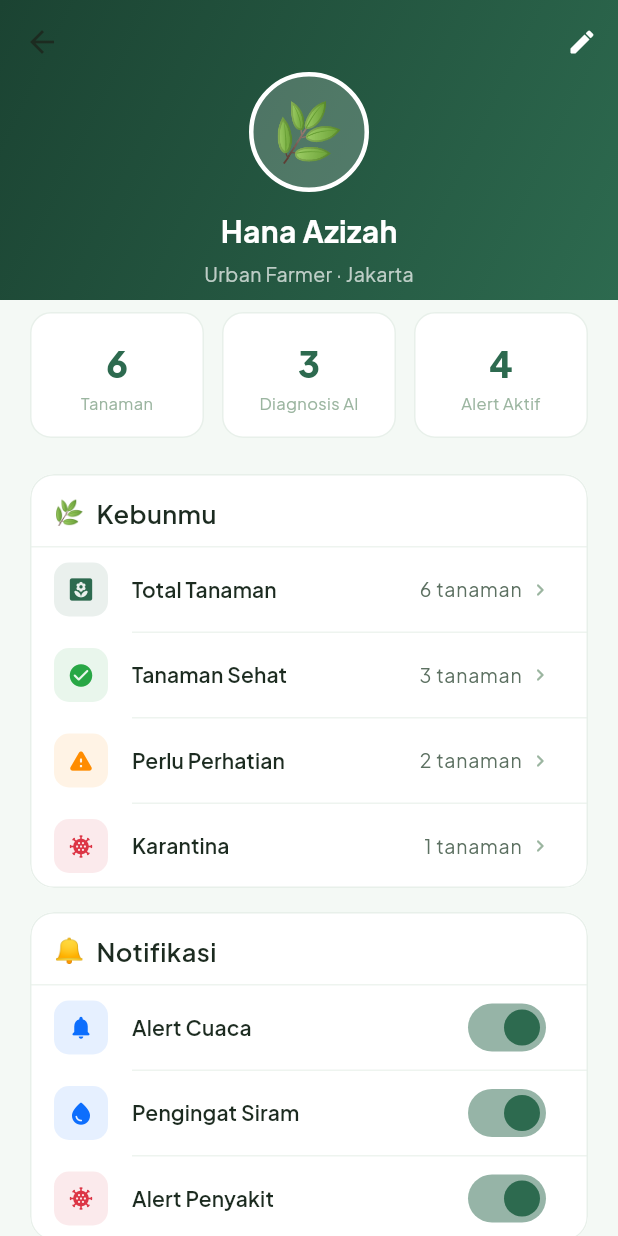
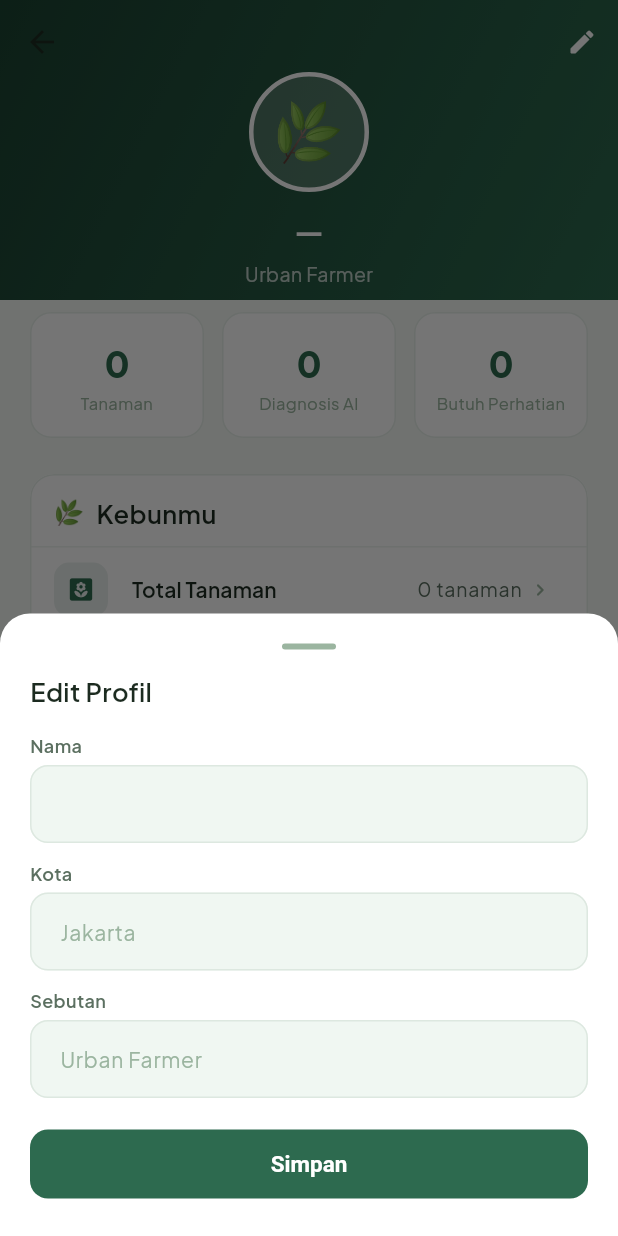
Before and after one commit to citylighxts/urban_leaf, a Flutter app: the ProfilePage screen opened directly, after a tap on the "edit" icon, on a phone screen of 412 x 824 dp. Run offline on Flutter 3.47's test engine with Material 3 defaults, Android fonts, the phone set to English and light mode, and no system bars; our stand-ins replace cloud_firestore, firebase_auth, firebase_core, firebase_crashlytics, geocoding, geolocator and 2 more; accounts and stored records are empty.

Commit message:
feat: implement user profile management with fetching and updating functionality

```diff
--- a/lib/pages/profile/profile_page.dart
+++ b/lib/pages/profile/profile_page.dart
@@ -1,13 +1,71 @@
 import 'package:flutter/material.dart';
-import '../../core/constants/dummy_data.dart';
 import '../../core/theme/app_colors.dart';
 import '../../core/theme/app_text_styles.dart';
+import '../../models/plant_model.dart';
+import '../../pages/kebunku/kebunku_page.dart';
+import '../../services/plant_firestore_service.dart';
+import '../../services/user_profile_service.dart';
 
-class ProfilePage extends StatelessWidget {
+class ProfilePage extends StatefulWidget {
   const ProfilePage({super.key});
 
   @override
+  State<ProfilePage> createState() => _ProfilePageState();
+}
+
+class _ProfilePageState extends State<ProfilePage> {
+  final _profileService = UserProfileService();
+  final _plantService = PlantFirestoreService();
+
+  UserProfile? _profile;
+  bool _profileLoading = true;
+
+  @override
+  void initState() {
+    super.initState();
+    _loadProfile();
+  }
+
+  Future<void> _loadProfile() async {
+    final profile = await _profileService.fetchProfile();
+    if (mounted) setState(() { _profile = profile; _profileLoading = false; });
+  }
+
+  Future<void> _showEditSheet() async {
+    final p = _profile;
+    if (p == null) return;
+
+    await showModalBottomSheet(
+      context: context,
+      isScrollControlled: true,
+      shape: const RoundedRectangleBorder(
+        borderRadius: BorderRadius.vertical(top: Radius.circular(20)),
+      ),
+      builder: (_) => _EditProfileSheet(
+        initialName: p.displayName,
+        initialCity: p.city,
+        initialTitle: p.title,
+        onSave: (name, city, title) => _profileService.updateProfile(
+          displayName: name,
+          city: city,
+          title: title,
+        ),
+      ),
+    );
+
+    await _loadProfile();
+  }
+
+  @override
   Widget build(BuildContext context) {
+    return StreamBuilder<List<PlantModel>>(
+      stream: _plantService.watchPlants(),
+      builder: (context, snapshot) {
+        final plants = snapshot.data ?? const [];
+        final healthyCount      = plants.where((p) => p.status == PlantStatus.healthy).length;
+        final attentionCount    = plants.where((p) => p.status == PlantStatus.needsAttention).length;
+        final quarantineCount   = plants.where((p) => p.status == PlantStatus.quarantine).length;
+
         return Scaffold(
           backgroundColor: AppColors.background,
           body: CustomScrollView(
@@ -19,7 +77,11 @@ class ProfilePage extends StatelessWidget {
                   child: Column(
                     children: [
                       const SizedBox(height: 8),
-                  _StatsRow(),
+                      _StatsRow(
+                        plantCount: plants.length,
+                        diagnosisCount: 0,
+                        alertCount: attentionCount + quarantineCount,
+                      ),
                       const SizedBox(height: 24),
                       _SectionCard(
                         title: 'Kebunmu',
@@ -28,27 +90,31 @@ class ProfilePage extends StatelessWidget {
                           _ProfileTile(
                             icon: Icons.yard_rounded,
                             label: 'Total Tanaman',
-                        value: '${DummyData.plants.length} tanaman',
+                            value: '${plants.length} tanaman',
                             color: AppColors.primary,
+                            onTap: _goToKebunku,
                           ),
                           _ProfileTile(
                             icon: Icons.check_circle_rounded,
                             label: 'Tanaman Sehat',
-                        value: '${DummyData.healthyCount} tanaman',
+                            value: '$healthyCount tanaman',
                             color: AppColors.healthy,
+                            onTap: _goToKebunku,
                           ),
                           _ProfileTile(
                             icon: Icons.warning_rounded,
                             label: 'Perlu Perhatian',
-                        value: '${DummyData.needsAttentionCount} tanaman',
+                            value: '$attentionCount tanaman',
                             color: AppColors.needsAttention,
+                            onTap: _goToKebunku,
                           ),
                           _ProfileTile(
                             icon: Icons.coronavirus_rounded,
                             label: 'Karantina',
-                        value: '${DummyData.quarantineCount} tanaman',
+                            value: '$quarantineCount tanaman',
                             color: AppColors.quarantine,
                             isLast: true,
+                            onTap: _goToKebunku,
                           ),
                         ],
                       ),
@@ -79,32 +145,6 @@ class ProfilePage extends StatelessWidget {
                         ],
                       ),
                       const SizedBox(height: 16),
-                  _SectionCard(
-                    title: 'Pengaturan',
-                    icon: '⚙️',
-                    children: [
-                      _ProfileTile(
-                        icon: Icons.location_on_rounded,
-                        label: 'Lokasi',
-                        value: 'Kebayoran Baru, Jakarta',
-                        color: AppColors.primary,
-                      ),
-                      _ProfileTile(
-                        icon: Icons.thermostat_rounded,
-                        label: 'Satuan Suhu',
-                        value: 'Celsius (°C)',
-                        color: AppColors.textSecondary,
-                      ),
-                      _ProfileTile(
-                        icon: Icons.language_rounded,
-                        label: 'Bahasa',
-                        value: 'Indonesia',
-                        color: AppColors.textSecondary,
-                        isLast: true,
-                      ),
-                    ],
-                  ),
-                  const SizedBox(height: 16),
                       _SdgBadgesCard(),
                       const SizedBox(height: 32),
                     ],
@@ -114,9 +154,23 @@ class ProfilePage extends StatelessWidget {
             ],
           ),
         );
+      },
+    );
+  }
+
+  void _goToKebunku() {
+    Navigator.push(
+      context,
+      MaterialPageRoute(builder: (_) => const KebunkuPage()),
+    );
   }
 
   Widget _buildAppBar() {
+    final name  = _profile?.displayName ?? '';
+    final city  = _profile?.city ?? '';
+    final title = _profile?.title ?? '';
+    final subtitle = [title, city].where((s) => s.isNotEmpty).join(' · ');
+
     return SliverAppBar(
       expandedHeight: 200,
       pinned: true,
@@ -132,7 +186,7 @@ class ProfilePage extends StatelessWidget {
                 width: 80,
                 height: 80,
                 decoration: BoxDecoration(
-                  color: Colors.white.withOpacity(0.2),
+                  color: Colors.white.withValues(alpha: 0.2),
                   shape: BoxShape.circle,
                   border: Border.all(color: Colors.white, width: 3),
                 ),
@@ -141,9 +195,14 @@ class ProfilePage extends StatelessWidget {
                 ),
               ),
               const SizedBox(height: 12),
-              const Text(
-                'Hana Azizah',
-                style: TextStyle(
+              _profileLoading
+                  ? const SizedBox(
+                      height: 20, width: 20,
+                      child: CircularProgressIndicator(color: Colors.white54, strokeWidth: 2),
+                    )
+                  : Text(
+                      name.isNotEmpty ? name : '—',
+                      style: const TextStyle(
                         color: Colors.white,
                         fontSize: 20,
                         fontWeight: FontWeight.w700,
@@ -151,9 +210,9 @@ class ProfilePage extends StatelessWidget {
                     ),
               const SizedBox(height: 4),
               Text(
-                'Urban Farmer · Jakarta',
+                subtitle.isNotEmpty ? subtitle : 'Urban Farmer',
                 style: TextStyle(
-                  color: Colors.white.withOpacity(0.7),
+                  color: Colors.white.withValues(alpha: 0.7),
                   fontSize: 13,
                 ),
               ),
@@ -164,7 +223,131 @@ class ProfilePage extends StatelessWidget {
       actions: [
         IconButton(
           icon: const Icon(Icons.edit_rounded, color: Colors.white, size: 20),
-          onPressed: () {},
+          onPressed: _showEditSheet,
+        ),
+      ],
+    );
+  }
+}
+
+// ── Widgets ───────────────────────────────────────────────────────────────────
+
+class _EditProfileSheet extends StatefulWidget {
+  final String initialName;
+  final String initialCity;
+  final String initialTitle;
+  final Future<void> Function(String name, String city, String title) onSave;
+
+  const _EditProfileSheet({
+    required this.initialName,
+    required this.initialCity,
+    required this.initialTitle,
+    required this.onSave,
+  });
+
+  @override
+  State<_EditProfileSheet> createState() => _EditProfileSheetState();
+}
+
+class _EditProfileSheetState extends State<_EditProfileSheet> {
+  late final TextEditingController _nameCtrl;
+  late final TextEditingController _cityCtrl;
+  late final TextEditingController _titleCtrl;
+  bool _saving = false;
+
+  @override
+  void initState() {
+    super.initState();
+    _nameCtrl  = TextEditingController(text: widget.initialName);
+    _cityCtrl  = TextEditingController(text: widget.initialCity);
+    _titleCtrl = TextEditingController(text: widget.initialTitle);
+  }
+
+  @override
+  void dispose() {
+    _nameCtrl.dispose();
+    _cityCtrl.dispose();
+    _titleCtrl.dispose();
+    super.dispose();
+  }
+
+  Future<void> _handleSave() async {
+    FocusScope.of(context).unfocus();
+    setState(() => _saving = true);
+    try {
+      await widget.onSave(_nameCtrl.text, _cityCtrl.text, _titleCtrl.text);
+      if (mounted) Navigator.pop(context);
+    } catch (_) {
+      if (mounted) setState(() => _saving = false);
+    }
+  }
+
+  @override
+  Widget build(BuildContext context) {
+    return Padding(
+      padding: EdgeInsets.fromLTRB(
+        20, 20, 20,
+        MediaQuery.of(context).viewInsets.bottom + 24,
+      ),
+      child: Column(
+        mainAxisSize: MainAxisSize.min,
+        crossAxisAlignment: CrossAxisAlignment.start,
+        children: [
+          Center(
+            child: Container(
+              width: 36, height: 4,
+              decoration: BoxDecoration(
+                color: AppColors.textHint,
+                borderRadius: BorderRadius.circular(2),
+              ),
+            ),
+          ),
+          const SizedBox(height: 16),
+          const Text('Edit Profil', style: AppTextStyles.headingSmall),
+          const SizedBox(height: 16),
+          _EditField(label: 'Nama', controller: _nameCtrl),
+          const SizedBox(height: 12),
+          _EditField(label: 'Kota', controller: _cityCtrl, hint: 'Jakarta'),
+          const SizedBox(height: 12),
+          _EditField(label: 'Sebutan', controller: _titleCtrl, hint: 'Urban Farmer'),
+          const SizedBox(height: 20),
+          SizedBox(
+            width: double.infinity,
+            child: ElevatedButton(
+              onPressed: _saving ? null : _handleSave,
+              child: _saving
+                  ? const SizedBox(
+                      height: 18, width: 18,
+                      child: CircularProgressIndicator(strokeWidth: 2),
+                    )
+                  : const Text('Simpan'),
+            ),
+          ),
+        ],
+      ),
+    );
+  }
+}
+
+class _EditField extends StatelessWidget {
+  final String label;
+  final TextEditingController controller;
+  final String? hint;
+
+  const _EditField({required this.label, required this.controller, this.hint});
+
+  @override
+  Widget build(BuildContext context) {
+    return Column(
+      crossAxisAlignment: CrossAxisAlignment.start,
+      children: [
+        Text(label,
+            style: const TextStyle(
+                fontSize: 12, fontWeight: FontWeight.w600, color: AppColors.textSecondary)),
+        const SizedBox(height: 4),
+        TextField(
+          controller: controller,
+          decoration: InputDecoration(hintText: hint),
         ),
       ],
     );
@@ -172,17 +355,25 @@ class ProfilePage extends StatelessWidget {
 }
 
 class _StatsRow extends StatelessWidget {
+  final int plantCount;
+  final int diagnosisCount;
+  final int alertCount;
+
+  const _StatsRow({
+    required this.plantCount,
+    required this.diagnosisCount,
+    required this.alertCount,
+  });
+
   @override
   Widget build(BuildContext context) {
     return Row(
       children: [
-        _StatBox(value: '${DummyData.plants.length}', label: 'Tanaman'),
+        _StatBox(value: '$plantCount', label: 'Tanaman'),
         const SizedBox(width: 12),
-        _StatBox(
-            value: '${DummyData.diagnoses.length}', label: 'Diagnosis AI'),
+        _StatBox(value: '$diagnosisCount', label: 'Diagnosis AI'),
         const SizedBox(width: 12),
-        _StatBox(
-            value: '${DummyData.activeAlerts.length}', label: 'Alert Aktif'),
+        _StatBox(value: '$alertCount', label: 'Butuh Perhatian'),
       ],
     );
   }
@@ -215,7 +406,7 @@ class _StatBox extends StatelessWidget {
               ),
             ),
             const SizedBox(height: 2),
-            Text(label, style: AppTextStyles.caption),
+            Text(label, style: AppTextStyles.caption, textAlign: TextAlign.center),
           ],
         ),
       ),
@@ -271,6 +462,7 @@ class _ProfileTile extends StatelessWidget {
   final String value;
   final Color color;
   final bool isLast;
+  final VoidCallback? onTap;
 
   const _ProfileTile({
     required this.icon,
@@ -278,6 +470,7 @@ class _ProfileTile extends StatelessWidget {
     required this.value,
     required this.color,
     this.isLast = false,
+    this.onTap,
   });
 
   @override
@@ -285,11 +478,12 @@ class _ProfileTile extends StatelessWidget {
     return Column(
       children: [
         ListTile(
+          onTap: onTap,
           leading: Container(
             width: 36,
             height: 36,
             decoration: BoxDecoration(
-              color: color.withOpacity(0.1),
+              color: color.withValues(alpha: 0.1),
               borderRadius: BorderRadius.circular(10),
             ),
             child: Icon(icon, color: color, size: 18),
@@ -304,10 +498,8 @@ class _ProfileTile extends StatelessWidget {
                   size: 16, color: AppColors.textHint),
             ],
           ),
-          onTap: () {},
         ),
-        if (!isLast)
-          const Divider(height: 1, indent: 68),
+        if (!isLast) const Divider(height: 1, indent: 68),
       ],
     );
   }
@@ -350,7 +542,7 @@ class _ToggleTileState extends State<_ToggleTile> {
             width: 36,
             height: 36,
             decoration: BoxDecoration(
-              color: widget.color.withOpacity(0.1),
+              color: widget.color.withValues(alpha: 0.1),
               borderRadius: BorderRadius.circular(10),
             ),
             child: Icon(widget.icon, color: widget.color, size: 18),
@@ -359,12 +551,11 @@ class _ToggleTileState extends State<_ToggleTile> {
           trailing: Switch(
             value: _enabled,
             onChanged: (v) => setState(() => _enabled = v),
-            activeColor: AppColors.primary,
+            activeThumbColor: AppColors.primary,
             materialTapTargetSize: MaterialTapTargetSize.shrinkWrap,
           ),
         ),
-        if (!widget.isLast)
-          const Divider(height: 1, indent: 68),
+        if (!widget.isLast) const Divider(height: 1, indent: 68),
       ],
     );
   }
@@ -398,30 +589,18 @@ class _SdgBadgesCard extends StatelessWidget {
           Text(
             'Dengan urban farming, kamu berkontribusi pada:',
             style: TextStyle(
-              color: Colors.white.withOpacity(0.75),
+              color: Colors.white.withValues(alpha: 0.75),
               fontSize: 12,
             ),
           ),
           const SizedBox(height: 12),
           Row(
             children: [
-              _SdgBadge(
-                number: '11',
-                label: 'Sustainable Cities',
-                color: const Color(0xFFF89B24),
-              ),
+              _SdgBadge(number: '11', label: 'Sustainable Cities',        color: const Color(0xFFF89B24)),
               const SizedBox(width: 8),
-              _SdgBadge(
-                number: '12',
-                label: 'Responsible Production',
-                color: const Color(0xFFBF8B2E),
-              ),
+              _SdgBadge(number: '12', label: 'Responsible Production',    color: const Color(0xFFBF8B2E)),
               const SizedBox(width: 8),
-              _SdgBadge(
-                number: '13',
-                label: 'Climate Action',
-                color: const Color(0xFF3F7E44),
-              ),
+              _SdgBadge(number: '13', label: 'Climate Action',            color: const Color(0xFF3F7E44)),
             ],
           ),
         ],
@@ -435,11 +614,7 @@ class _SdgBadge extends StatelessWidget {
   final String label;
   final Color color;
 
-  const _SdgBadge({
-    required this.number,
-    required this.label,
-    required this.color,
-  });
+  const _SdgBadge({required this.number, required this.label, required this.color});
 
   @override
   Widget build(BuildContext context) {
@@ -447,9 +622,9 @@ class _SdgBadge extends StatelessWidget {
       child: Container(
         padding: const EdgeInsets.symmetric(vertical: 10),
         decoration: BoxDecoration(
-          color: color.withOpacity(0.3),
+          color: color.withValues(alpha: 0.3),
           borderRadius: BorderRadius.circular(10),
-          border: Border.all(color: color.withOpacity(0.6)),
+          border: Border.all(color: color.withValues(alpha: 0.6)),
         ),
         child: Column(
           children: [
@@ -465,7 +640,7 @@ class _SdgBadge extends StatelessWidget {
             Text(
               label,
               style: TextStyle(
-                color: Colors.white.withOpacity(0.7),
+                color: Colors.white.withValues(alpha: 0.7),
                 fontSize: 9,
                 fontWeight: FontWeight.w500,
               ),
--- /dev/null
+++ b/lib/services/user_profile_service.dart
@@ -0,0 +1,55 @@
+import 'package:cloud_firestore/cloud_firestore.dart';
+import 'package:firebase_auth/firebase_auth.dart';
+
+class UserProfile {
+  final String displayName;
+  final String city;
+  final String title;
+
+  const UserProfile({
+    required this.displayName,
+    required this.city,
+    required this.title,
+  });
+}
+
+class UserProfileService {
+  final _db = FirebaseFirestore.instance;
+  final _auth = FirebaseAuth.instance;
+
+  String? get _uid => _auth.currentUser?.uid;
+
+  Future<UserProfile> fetchProfile() async {
+    final user = _auth.currentUser;
+    final displayName = user?.displayName?.trim().isNotEmpty == true
+        ? user!.displayName!
+        : user?.email?.split('@').first ?? 'Pengguna';
+
+    if (_uid == null) {
+      return UserProfile(displayName: displayName, city: '', title: 'Urban Farmer');
+    }
+
+    final doc = await _db.collection('users').doc(_uid).get();
+    final data = doc.data() ?? {};
+    return UserProfile(
+      displayName: displayName,
+      city: data['city']?.toString() ?? '',
+      title: data['title']?.toString() ?? 'Urban Farmer',
+    );
+  }
+
+  Future<void> updateProfile({
+    required String displayName,
+    required String city,
+    required String title,
+  }) async {
+    final user = _auth.currentUser;
+    if (user == null) return;
+
+    await user.updateDisplayName(displayName.trim());
+    await _db.collection('users').doc(user.uid).set({
+      'city': city.trim(),
+      'title': title.trim(),
+    }, SetOptions(merge: true));
+  }
+}
```
Lines whose indentation alone changed are shown as unchanged.
